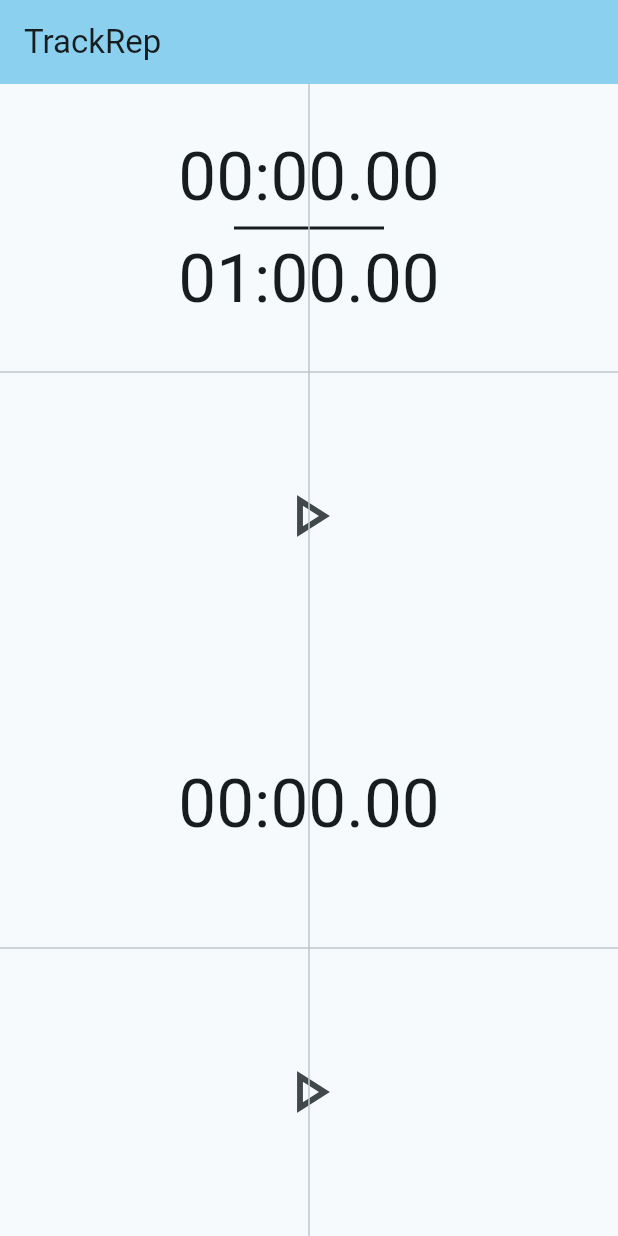
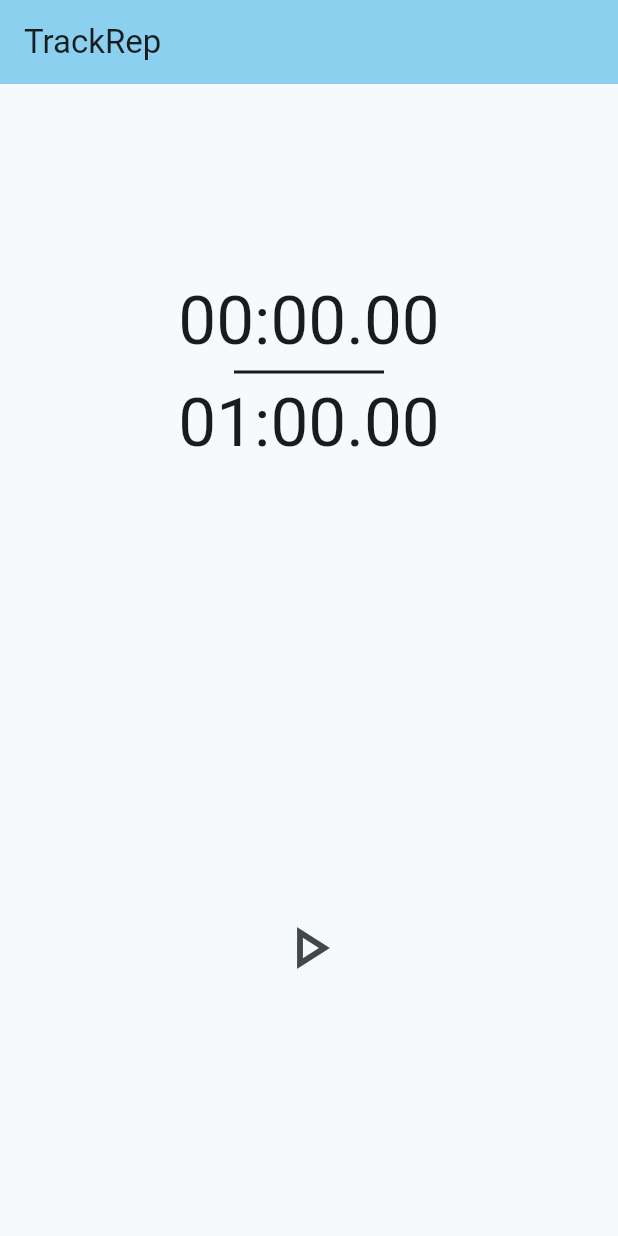
Before and after one commit to CodingCor/trackrep, a Flutter app: the screen it shows after launch, on a phone screen of 412 x 824 dp. Run offline on Flutter 3.47's test engine with Material 2 defaults, Android fonts, the phone set to English and light mode, and no system bars; our stand-ins replace wakelock.

Commit message:
removed debug lines

```diff
--- a/lib/pages/home.dart
+++ b/lib/pages/home.dart
@@ -21,7 +21,7 @@ class _MyHomePageState extends State<MyHomePage> {
       body: const Column(
         children: <Widget>[
           Timer(finishTime: Duration(minutes: 1)),
-          Timer(pauseable: false,),
+          //Timer(pauseable: false,),
         ]
       ),
     );
--- a/lib/widgets/timer.dart
+++ b/lib/widgets/timer.dart
@@ -44,8 +44,8 @@ class _TimerState extends State<Timer> {
       children: <Widget>[
         colorBackground(),
         timerWidget(),
-        const Center(child: VerticalDivider(thickness: 1)),
-        const Center(child: Divider(thickness: 1)),
+        //const Center(child: VerticalDivider(thickness: 1)),
+        //const Center(child: Divider(thickness: 1)),
       ],
     );
   }
```
